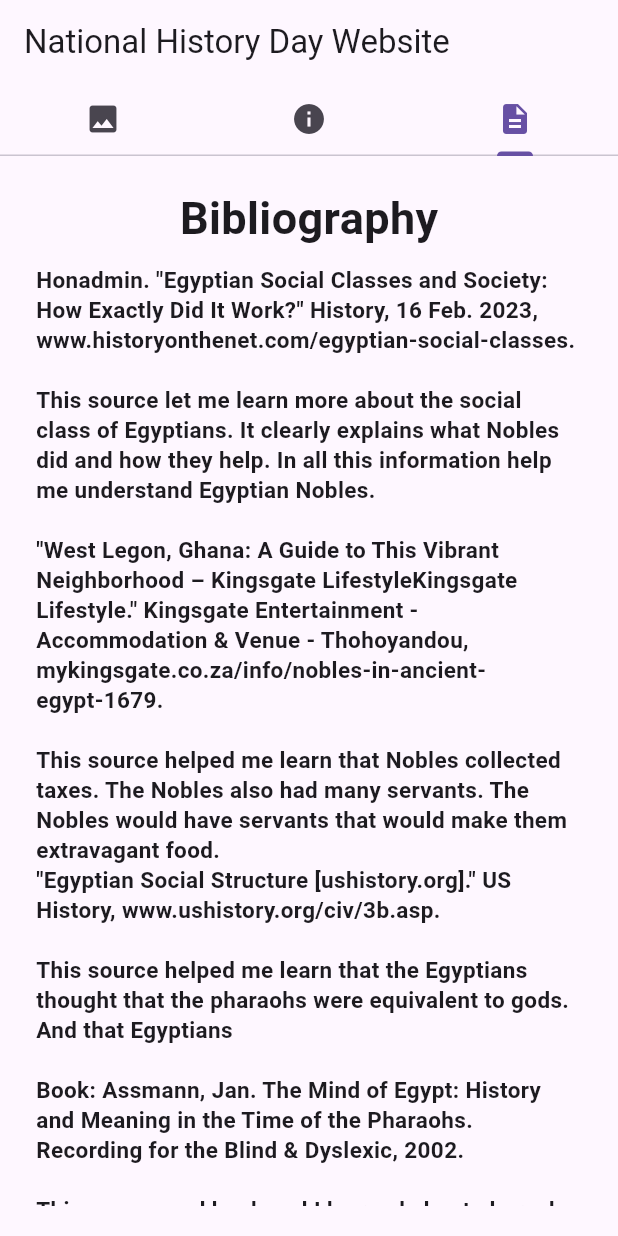
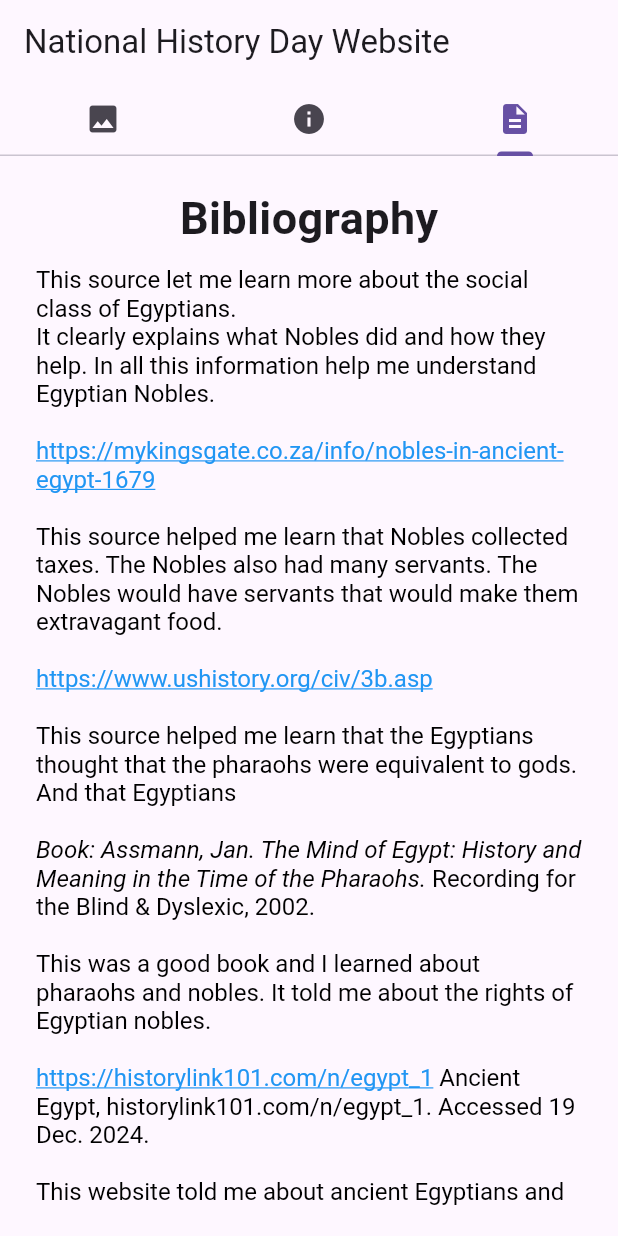
Before and after one commit to ShadowBlade9000/nhd_project, a Flutter app: the screen it shows after launch, tab 3 chosen, on a phone screen of 412 x 824 dp. Run offline on Flutter 3.47's test engine with Material 3 defaults, Android fonts, the phone set to English and light mode, and no system bars.

Commit message:
now you need to adapt the text to work

```diff
--- a/lib/bib.dart
+++ b/lib/bib.dart
@@ -1,10 +1,22 @@
 import 'package:flutter/material.dart';
+import 'package:flutter/gestures.dart';
+import 'package:url_launcher/url_launcher.dart';
 
 class Bib extends StatelessWidget {
   Bib({super.key});
 
   @override
 Widget build(BuildContext context) {
+  _launchURL(String url) async {
+    if(!url.startsWith('http://') && !url.startsWith('https://')) {
+      url = 'https://' + url;
+    }
+    if (await canLaunch(url)) {
+      await launch(url);
+    } else {
+      throw 'Could not launch $url';
+    }
+  }
   return Container(
       margin: EdgeInsets.symmetric(horizontal: 24, vertical: 20),
       constraints: BoxConstraints(maxWidth: 800),
@@ -13,31 +25,7 @@ Widget build(BuildContext context) {
           children: [
             Text('Bibliography', style: TextStyle(fontWeight: FontWeight.bold, fontSize: 30),),
             Container(height: 10),
-            Text(
-'''
-Honadmin. "Egyptian Social Classes and Society: How Exactly Did It Work?" History, 16 Feb. 2023, www.historyonthenet.com/egyptian-social-classes.
-
-This source let me learn more about the social class of Egyptians. It clearly explains what Nobles did and how they help. In all this information help me understand Egyptian Nobles.
-
-"West Legon, Ghana: A Guide to This Vibrant Neighborhood – Kingsgate LifestyleKingsgate Lifestyle." Kingsgate Entertainment - Accommodation & Venue - Thohoyandou, mykingsgate.co.za/info/nobles-in-ancient-egypt-1679.
-
-This source helped me learn that Nobles collected taxes. The Nobles also had many servants. The Nobles would have servants that would make them extravagant food.
-"Egyptian Social Structure [ushistory.org]." US History, www.ushistory.org/civ/3b.asp.
-
-This source helped me learn that the Egyptians thought that the pharaohs were equivalent to gods. And that Egyptians
-
-Book: Assmann, Jan. The Mind of Egypt: History and Meaning in the Time of the Pharaohs. Recording for the Blind & Dyslexic, 2002.
-
-This was a good book and I learned about pharaohs and nobles. It told me about the rights of egyptian nobles
-
-“Ancient Egypt Culture.” Ancient Egypt, historylink101.com/n/egypt_1. Accessed 19 Dec. 2024.
-
-This website told me about ancient egyptians and what they did in ancient egypt. And what their responsibilities were.
-
-Multiscreensite, irp-cdn.multiscreensite.com/04cd93d4/files/uploaded/Y3 History Lesson 4 Social Groups.pdf. Accessed 19 Dec. 2024.
-
-This source helped me grasp the idea of rights and responsibilities for Egyptian nobles better. And how most Egyptians lived in ancient times.
-''', style: TextStyle(fontSize: 15, height: 1.3, fontWeight: FontWeight.bold),),
+            TextWithHyperlinks(),
           ],
         ),
       ),
@@ -45,3 +33,117 @@ This source helped me grasp the idea of rights and responsibilities for Egyptian
   );
 }
 }
+
+class TextWithHyperlinks extends StatelessWidget {
+  // Function to launch the URL when clicked
+  _launchURL(String url) async {
+    try {
+      final Uri uri = Uri.parse(url);
+      if (await canLaunchUrl(uri)) {
+        await launchUrl(uri);
+      } else {
+        throw 'Could not launch $url';
+      }
+    } catch (e) {
+      print('Error launching URL: $e');
+    }
+  }
+
+  @override
+  Widget build(BuildContext context) {
+    return RichText(
+      text: TextSpan(
+        style: TextStyle(color: Colors.black, fontSize: 16),
+        children: [
+          TextSpan(
+            text: '''This source let me learn more about the social class of Egyptians.
+It clearly explains what Nobles did and how they help. In all this information help me understand Egyptian Nobles.\n\n''',
+          ),
+          // Actual URL
+          TextSpan(
+            text: 'https://mykingsgate.co.za/info/nobles-in-ancient-egypt-1679',
+            style: TextStyle(
+              color: Colors.blue,
+              decoration: TextDecoration.underline,
+              fontSize: 16,
+            ),
+            recognizer: TapGestureRecognizer()
+              ..onTap = () {
+                _launchURL('https://mykingsgate.co.za/info/nobles-in-ancient-egypt-1679');
+              },
+          ),
+          TextSpan(
+            text: '\n\nThis source helped me learn that Nobles collected taxes. The Nobles also had many servants. The Nobles would have servants that would make them extravagant food.\n\n',
+          ),
+          // Actual URL
+          TextSpan(
+            text: 'https://www.ushistory.org/civ/3b.asp',
+            style: TextStyle(
+              color: Colors.blue,
+              decoration: TextDecoration.underline,
+              fontSize: 16,
+            ),
+            recognizer: TapGestureRecognizer()
+              ..onTap = () {
+                _launchURL('https://www.ushistory.org/civ/3b.asp');
+              },
+          ),
+          TextSpan(
+            text: '\n\nThis source helped me learn that the Egyptians thought that the pharaohs were equivalent to gods. And that Egyptians\n\n',
+          ),
+          TextSpan(
+            text: 'Book: Assmann, Jan. The Mind of Egypt: History and Meaning in the Time of the Pharaohs.',
+            style: TextStyle(
+              fontStyle: FontStyle.italic,
+              fontSize: 16,
+            ),
+          ),
+          TextSpan(
+            text: ' Recording for the Blind & Dyslexic, 2002.\n\n',
+          ),
+          TextSpan(
+            text: '''This was a good book and I learned about pharaohs and nobles. It told me about the rights of Egyptian nobles.\n\n''',
+          ),
+          // Actual URL
+          TextSpan(
+            text: 'https://historylink101.com/n/egypt_1',
+            style: TextStyle(
+              color: Colors.blue,
+              decoration: TextDecoration.underline,
+              fontSize: 16,
+            ),
+            recognizer: TapGestureRecognizer()
+              ..onTap = () {
+                _launchURL('https://historylink101.com/n/egypt_1');
+              },
+          ),
+          TextSpan(
+            text: ' Ancient Egypt, historylink101.com/n/egypt_1. Accessed 19 Dec. 2024.\n\n',
+          ),
+          TextSpan(
+            text: '''This website told me about ancient Egyptians and what they did in ancient Egypt. And what their responsibilities were.\n\n''',
+          ),
+          // Actual URL
+          TextSpan(
+            text: 'https://irp-cdn.multiscreensite.com/04cd93d4/files/uploaded/Y3 History Lesson 4 Social Groups.pdf',
+            style: TextStyle(
+              color: Colors.blue,
+              decoration: TextDecoration.underline,
+              fontSize: 16,
+            ),
+            recognizer: TapGestureRecognizer()
+              ..onTap = () {
+                _launchURL('https://irp-cdn.multiscreensite.com/04cd93d4/files/uploaded/Y3 History Lesson 4 Social Groups.pdf');
+              },
+          ),
+          TextSpan(
+            text: ' irp-cdn.multiscreensite.com/04cd93d4/files/uploaded/Y3 History Lesson 4 Social Groups.pdf. Accessed 19 Dec. 2024.\n\n',
+          ),
+          TextSpan(
+            text: '''This source helped me grasp the idea of rights and responsibilities for Egyptian nobles better. And how most Egyptians lived in ancient times.''',
+          ),
+        ],
+      ),
+    );
+  }
+}
--- a/pubspec.yaml
+++ b/pubspec.yaml
@@ -9,6 +9,7 @@ environment:
 dependencies:
   flutter:
     sdk: flutter
+  url_launcher: ^6.3.1
 
 dev_dependencies:
   flutter_test:
```
Also changed, not shown: pubspec.lock, 5 other files.
